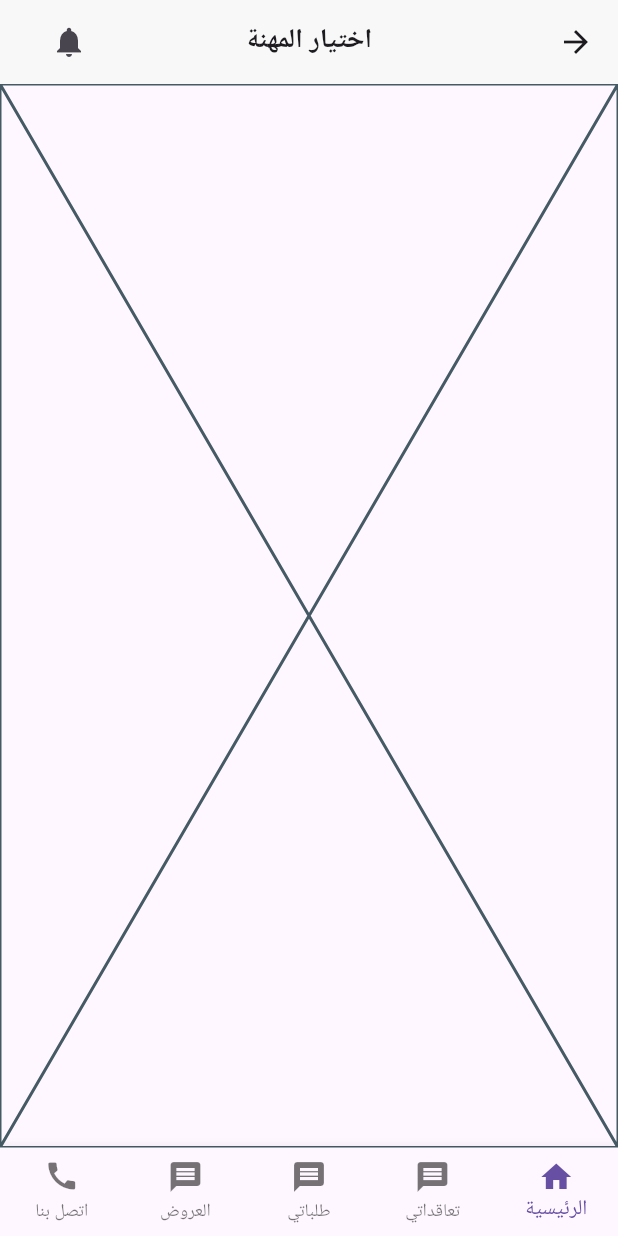
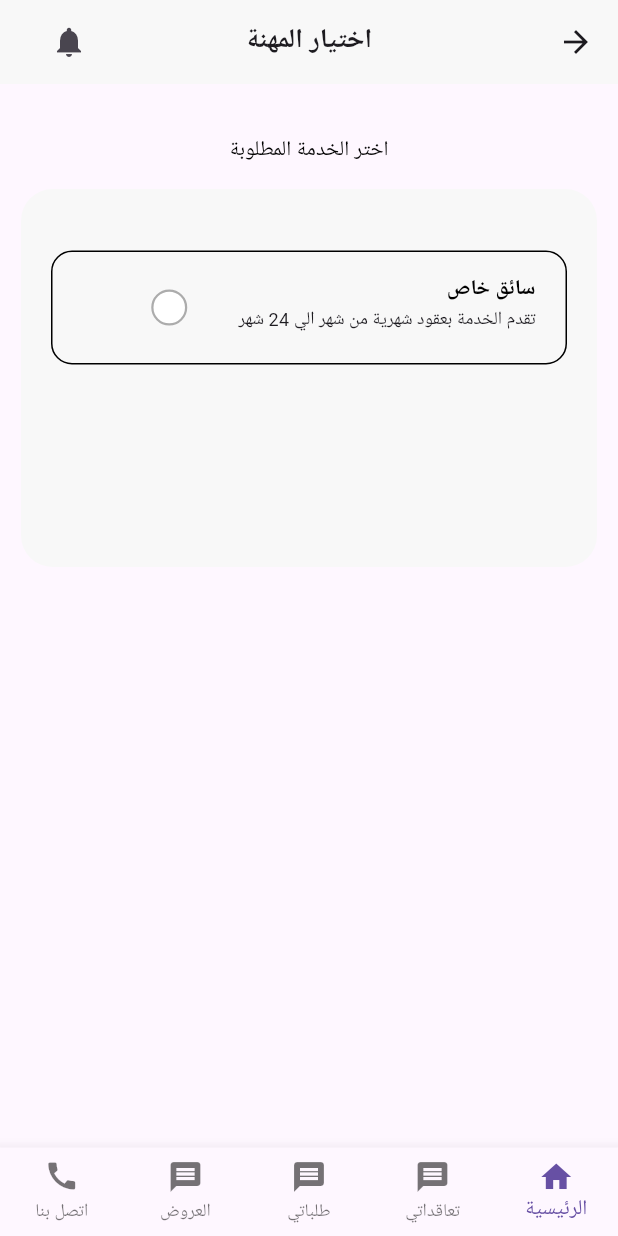
Before and after one commit to Salma-Ahmed3/ThePlattForm, a Flutter app: the ChossingCarrerView screen opened directly, on a phone screen of 412 x 824 dp. Run offline on Flutter 3.47's test engine with Material 3 defaults, Android fonts, the phone set to English and light mode, and no system bars; our stand-ins replace google_fonts; missing offline and left inert: svg_flutter; Roboto replaces fonts that are missing (Alexandria).

Commit message:
update chossing carrer

```diff
--- a/lib/Feauters/Choosing Carrer/Presentation/Views/Widget/chossing_carrer_view_body.dart
+++ b/lib/Feauters/Choosing Carrer/Presentation/Views/Widget/chossing_carrer_view_body.dart
@@ -1,10 +1,122 @@
+import 'dart:developer';
+
 import 'package:flutter/material.dart';
+import 'package:nowproject/Feauters/Home/Presentation/Views/Widgets/test_page.dart';
+import 'package:nowproject/core/Widgets/custom_check_box.dart';
+import 'package:nowproject/core/utils/app_text_style.dart';
+
 
 class ChossingCarrerViewBody extends StatelessWidget {
   const ChossingCarrerViewBody({super.key});
 
   @override
   Widget build(BuildContext context) {
-    return const Placeholder();
+    return  Directionality(
+      textDirection: TextDirection.rtl,
+      child: Column(
+        children: [
+          const SizedBox(height: 34,),
+          Text('اختر الخدمة المطلوبة', style: TextStyles.regular14),
+          const SizedBox(height: 15,),
+           ButtonInResidentServiceChosseCarrer(
+            onChanged: (bool value) {
+         Navigator.push(
+              context,
+              MaterialPageRoute(builder: (context) => const TestPage()),
+            );
+       },
+            ),
+
+
+        ],
+      ),
+    );
   }
 }
+class ButtonInResidentServiceChosseCarrer extends StatefulWidget {
+  const ButtonInResidentServiceChosseCarrer({super.key, required this.onChanged});
+  final ValueChanged<bool> onChanged;
+
+
+  @override
+  State<ButtonInResidentServiceChosseCarrer> createState() => _ButtonInResidentServiceChosseCarrerState();
+}
+
+class _ButtonInResidentServiceChosseCarrerState extends State<ButtonInResidentServiceChosseCarrer> {
+  bool isTermsAccepted = false;
+
+  @override
+  Widget build(BuildContext context) {
+    return Center(
+      child: Stack(
+        children: [
+          // backGround Containear
+          Container(
+            width: 384,
+            height: 252,
+            decoration: BoxDecoration(
+              color: const Color(0xffF8F8F8),
+              borderRadius: BorderRadius.circular(21),
+            ),
+                 ),
+           // Essential Containear
+           Positioned(
+            top: 41,
+            left: 20,
+            right: 20,
+             child: Container(
+                width:343,
+                height: 76,
+                decoration: BoxDecoration(
+                  color: const Color(0xffF8F8F8),
+                  borderRadius: BorderRadius.circular(14),
+                  border: Border.all(
+                    color: Colors.black,
+
+                  ),
+
+                ),
+                child: Padding(
+                  padding: const EdgeInsets.symmetric(horizontal: 20, vertical: 15),
+                  child: Row(
+                    children: [
+                                const TextChoosingCarrer(),
+                                SizedBox(width: 34,),
+                                CustomCheckBox( onChecked: (value) {
+                                isTermsAccepted = value;
+                                widget.onChanged(value);
+                                setState(() {});
+                              },
+                              isChecked: isTermsAccepted,)
+
+                    ],
+                  ),
+                ),
+
+
+
+              ),
+           ),
+        ],
+      ),
+    );
+
+  }
+}
+class TextChoosingCarrer extends StatelessWidget {
+  const TextChoosingCarrer({super.key});
+
+  @override
+  Widget build(BuildContext context) {
+    return Column(
+      crossAxisAlignment:CrossAxisAlignment.start ,
+      children: [
+
+                Text('سائق خاص' , style: TextStyles.bold14),
+                  Text(
+                    'تقدم الخدمة بعقود شهرية من شهر الي 24 شهر' ,
+                  style: TextStyles.regular12),
+      ],
+    );
+  }
+}
--- a/lib/Feauters/Resident service/Presentation/Views/Widgets/button_in_resident_service.dart
+++ b/lib/Feauters/Resident service/Presentation/Views/Widgets/button_in_resident_service.dart
@@ -23,9 +23,6 @@ class _ButtonInResidentServiceState extends State<ButtonInResidentService> {
   @override
   Widget build(BuildContext context) {
      return GestureDetector(
-      // onTap: widget.onTap ?? () {
-
-      // },
       child: Stack(
         children: [
           Container(
--- a/lib/Feauters/Resident service/Presentation/Views/Widgets/resident_service_view_body.dart
+++ b/lib/Feauters/Resident service/Presentation/Views/Widgets/resident_service_view_body.dart
@@ -25,7 +25,8 @@ class ResidentServiceViewBody extends StatelessWidget {
        },
         colorBackGroun: Color(0xffF8F8F8), colorBorder: Colors.black,),
           const SizedBox(height: 12,),
-      ButtonInResidentService( titletext:'7898 طريق الامير تركي بن عبدالعزيز الأول، المعذر، الرياض 12721، السعودية', onChanged: (bool value) {     Navigator.push(
+      ButtonInResidentService( titletext:'7898 طريق الامير تركي بن عبدالعزيز الأول، المعذر، الرياض 12721، السعودية',
+       onChanged: (bool value) {     Navigator.push(
               context,
               MaterialPageRoute(builder: (context) => const ChossingCarrerView()),
             ); }, colorBackGroun: Colors.transparent, colorBorder: Color(0xffACACAC),),
--- a/lib/core/utils/app_text_style.dart
+++ b/lib/core/utils/app_text_style.dart
@@ -29,6 +29,12 @@ abstract class TextStyles {
     fontSize: 14,
     color: Colors.black,
   );
+  static  TextStyle bold14 = TextStyle(
+    fontFamily: GoogleFonts.getFont( 'Alexandria').fontFamily,
+    fontWeight: FontWeight.w700,
+    fontSize: 14,
+    color: Colors.black,
+  );
   static  TextStyle regular18 = TextStyle(
     fontFamily: GoogleFonts.getFont( 'Alexandria').fontFamily,
     fontWeight: FontWeight.w400,
```
